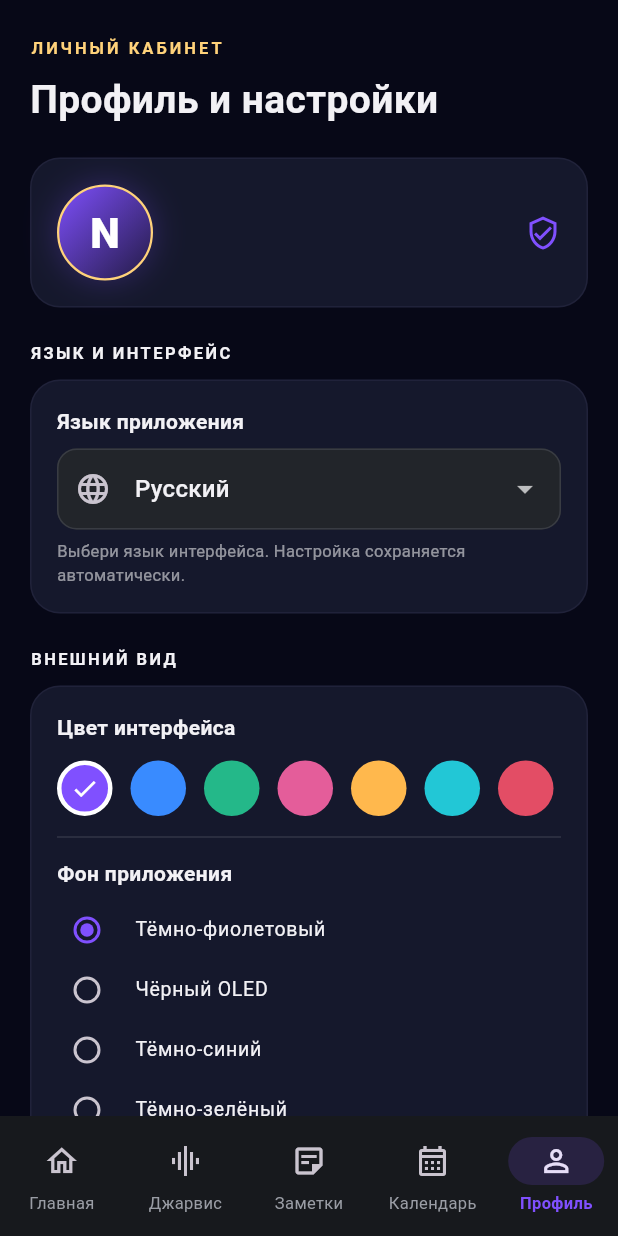
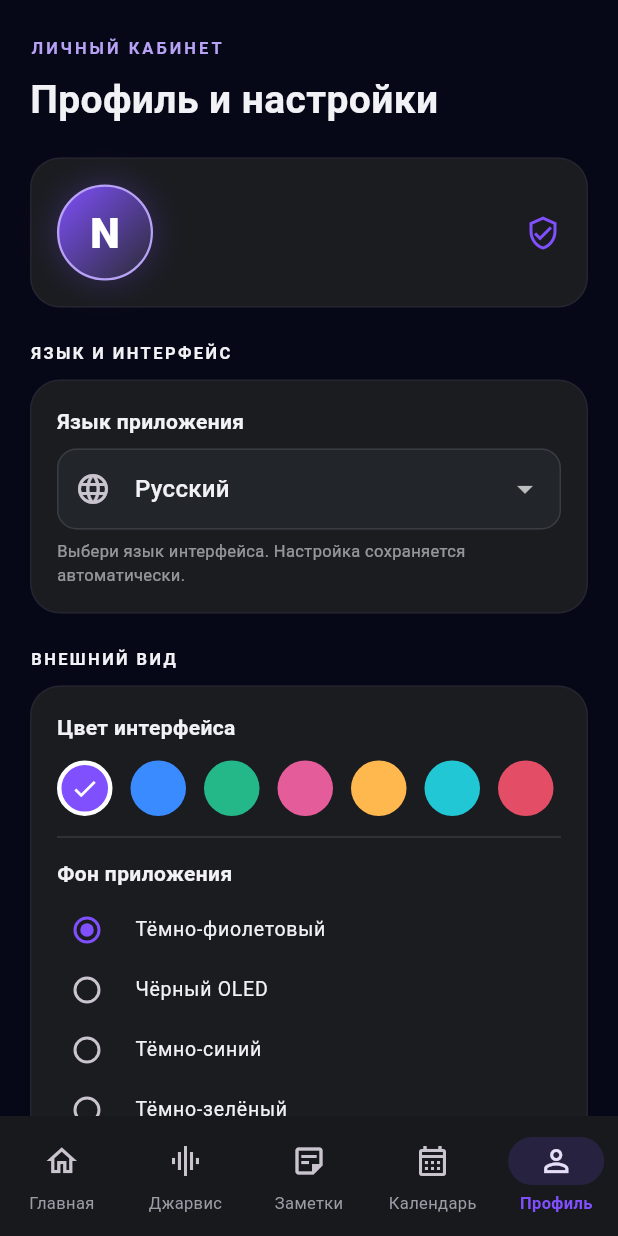
Before and after one commit to ddisa8679-sys/NEXSUS, a Flutter app: the screen it shows once a user with an empty profile is signed in, item 5 of the bottom bar chosen, on a phone screen of 412 x 824 dp. Run offline on Flutter 3.47's test engine with Material 3 defaults, Android fonts, the phone set to English and light mode, and no system bars; our stand-ins replace firebase_auth, firebase_core, flutter_local_notifications, flutter_timezone, flutter_tts, shared_preferences and 2 more; missing offline and left inert: llama_flutter_android; accounts and stored records are empty; network calls fail.

Commit message:
Unify screen surfaces and accents for minimal UI

```diff
--- a/lib/profile_screen.dart
+++ b/lib/profile_screen.dart
@@ -23,7 +23,7 @@ class ProfileScreen extends StatelessWidget {
       builder: (context, _) => ListView(
         padding: const EdgeInsets.fromLTRB(20, 24, 20, 30),
         children: [
-          Text(AppText.tx('ЛИЧНЫЙ КАБИНЕТ', 'PERSONAL SPACE'), style: TextStyle(fontSize: 11, letterSpacing: 2, color: Color(0xFFFFD27A), fontWeight: FontWeight.bold)),
+          Text(AppText.tx('ЛИЧНЫЙ КАБИНЕТ', 'PERSONAL SPACE'), style: TextStyle(fontSize: 11, letterSpacing: 2, color: Color(0xFFB7A2F6), fontWeight: FontWeight.bold)),
           const SizedBox(height: 8),
           Text(AppText.tx('Профиль и настройки', 'Profile & settings'), style: TextStyle(fontSize: 26, fontWeight: FontWeight.bold)),
           const SizedBox(height: 20),
@@ -33,8 +33,8 @@ class ProfileScreen extends StatelessWidget {
                 width: 64, height: 64,
                 decoration: BoxDecoration(
                   shape: BoxShape.circle,
-                  gradient: LinearGradient(begin: Alignment.topLeft, end: Alignment.bottomRight, colors: [settings.accent, const Color(0xFF211A43)]),
-                  border: Border.all(color: const Color(0xFFFFD27A), width: 1.5),
+                  gradient: LinearGradient(begin: Alignment.topLeft, end: Alignment.bottomRight, colors: [settings.accent, const Color(0xFF292B31)]),
+                  border: Border.all(color: const Color(0xFFB7A2F6), width: 1.5),
                   boxShadow: [BoxShadow(color: settings.accent.withValues(alpha: .28), blurRadius: 18)],
                 ),
                 alignment: Alignment.center,
@@ -149,7 +149,7 @@ class ProfileScreen extends StatelessWidget {
   Widget _section({required Widget child}) => Container(
     padding: const EdgeInsets.all(17),
     decoration: BoxDecoration(
-      color: const Color(0xFF15182C),
+      color: const Color(0xFF1A1C20),
       borderRadius: BorderRadius.circular(20),
       border: Border.all(color: const Color(0x334D4A70)),
     ),
@@ -177,7 +177,7 @@ class ProfileScreen extends StatelessWidget {
   Color settingsColor(BuildContext context) => Theme.of(context).colorScheme.primary;
 
   Widget _accountRow(IconData icon, String title, String value) => Row(children: [
-    Icon(icon, color: const Color(0xFFB99AFF), size: 21),
+    Icon(icon, color: const Color(0xFFB7A2F6), size: 21),
     const SizedBox(width: 12),
     Expanded(child: Text(title, style: const TextStyle(fontSize: 13))),
     Flexible(child: Text(value, textAlign: TextAlign.end, style: const TextStyle(fontSize: 11, color: Colors.white54))),
```
